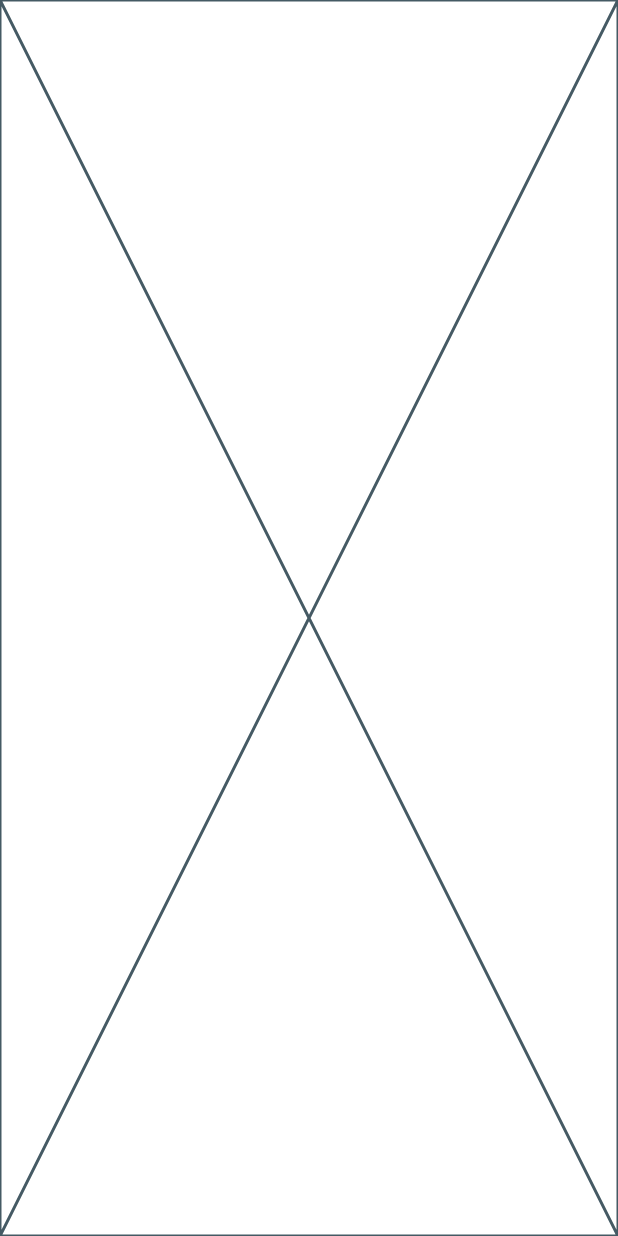
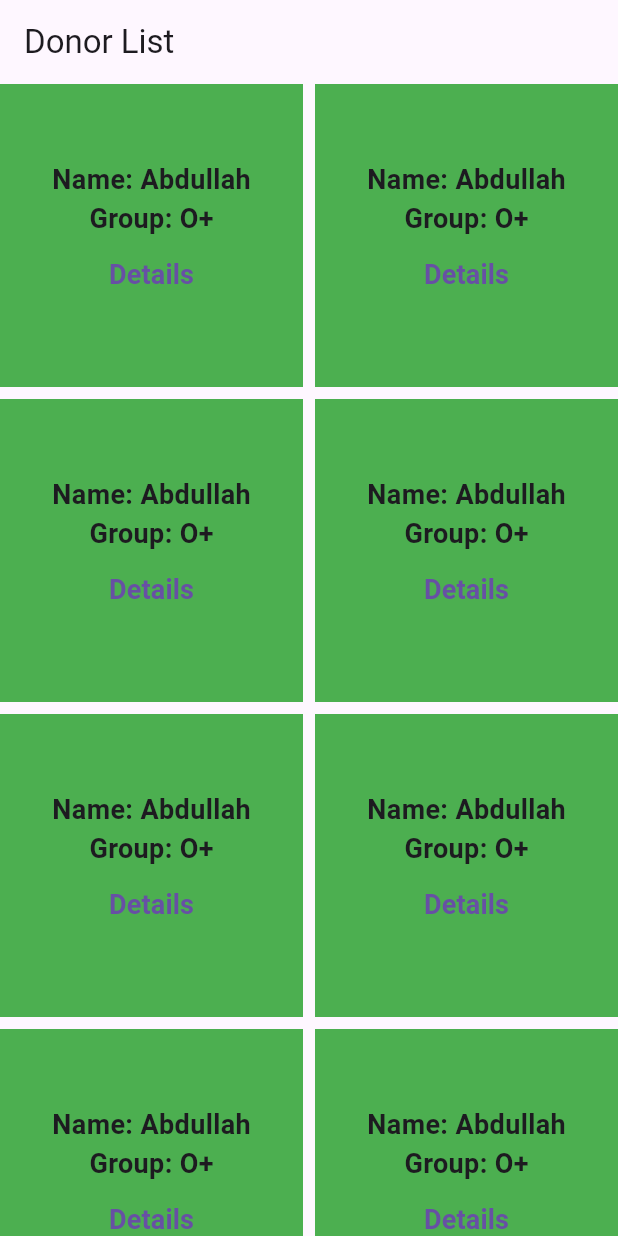
Before and after one commit to mahmud5658/blood_bank, a Flutter app: the screen it shows after launch, on a phone screen of 412 x 824 dp. Run offline on Flutter 3.47's test engine with Material 3 defaults, Android fonts, the phone set to English and light mode, and no system bars.

Commit message:
donor details screen

```diff
--- a/lib/app.dart
+++ b/lib/app.dart
@@ -1,5 +1,4 @@
-import 'package:blood/screen/home_screen.dart';
-import 'package:flutter/cupertino.dart';
+import 'package:blood/screen/donor_details_screen.dart';
 import 'package:flutter/material.dart';
 
 class BloodDonation extends StatelessWidget {
@@ -8,7 +7,7 @@ class BloodDonation extends StatelessWidget {
   @override
   Widget build(BuildContext context) {
    return MaterialApp(
-     home: HomeScreen(),
+     home: DonorDetailsScreen(),
    );
   }
 }
--- a/lib/screen/donor_details_screen.dart
+++ b/lib/screen/donor_details_screen.dart
@@ -0,0 +1,29 @@
+import 'package:flutter/material.dart';
+
+class DonorDetailsScreen extends StatelessWidget {
+  const DonorDetailsScreen({super.key});
+
+  @override
+  Widget build(BuildContext context) {
+   return Scaffold(
+     appBar: AppBar(
+       title: Text('Donor List'),
+     ),
+     body: GridView.builder(gridDelegate: SliverGridDelegateWithFixedCrossAxisCount(crossAxisCount: 2,crossAxisSpacing: 8,mainAxisSpacing: 8), itemBuilder: (context,index){
+       return Container(
+         decoration: BoxDecoration(
+           color: Colors.green
+         ),
+         child: Column(
+           mainAxisAlignment: MainAxisAlignment.center,
+           children: [
+             Text('Name: Abdullah',style: TextStyle(fontSize: 18,fontWeight: FontWeight.w700),),
+             Text('Group: O+',style: TextStyle(fontSize: 18,fontWeight: FontWeight.w700)),
+             TextButton(onPressed: (){}, child: Text('Details',style: TextStyle(fontSize: 18,fontWeight: FontWeight.w700)))
+           ],
+         ),
+       );
+     }),
+   );
+  }
+}
```
